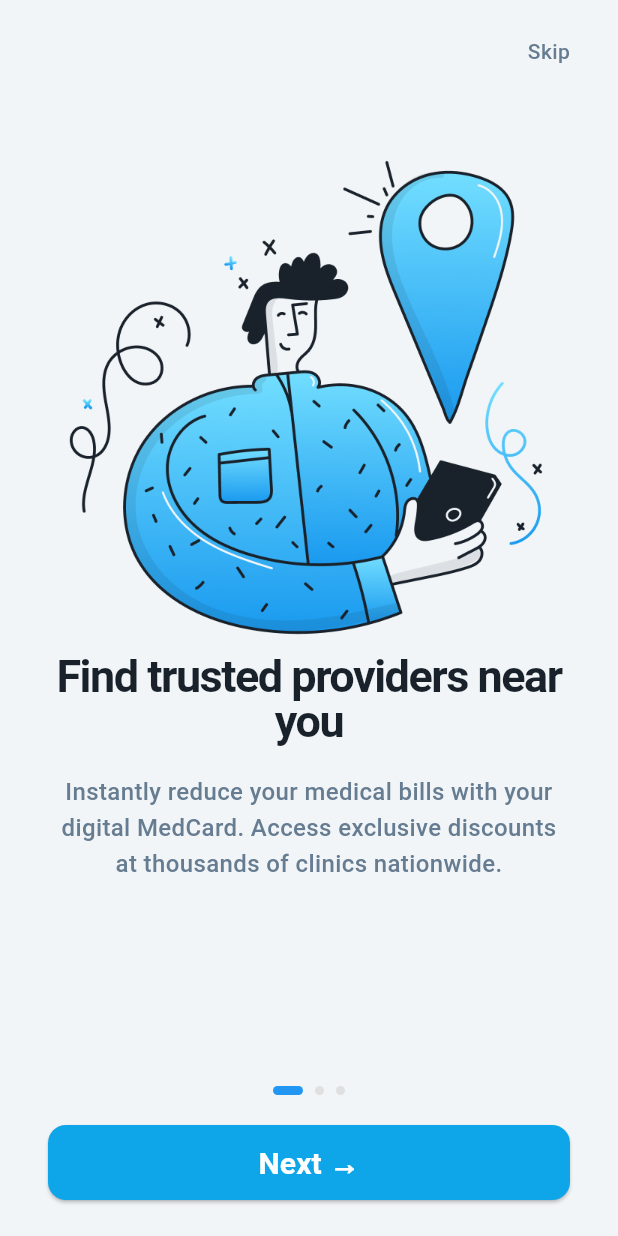
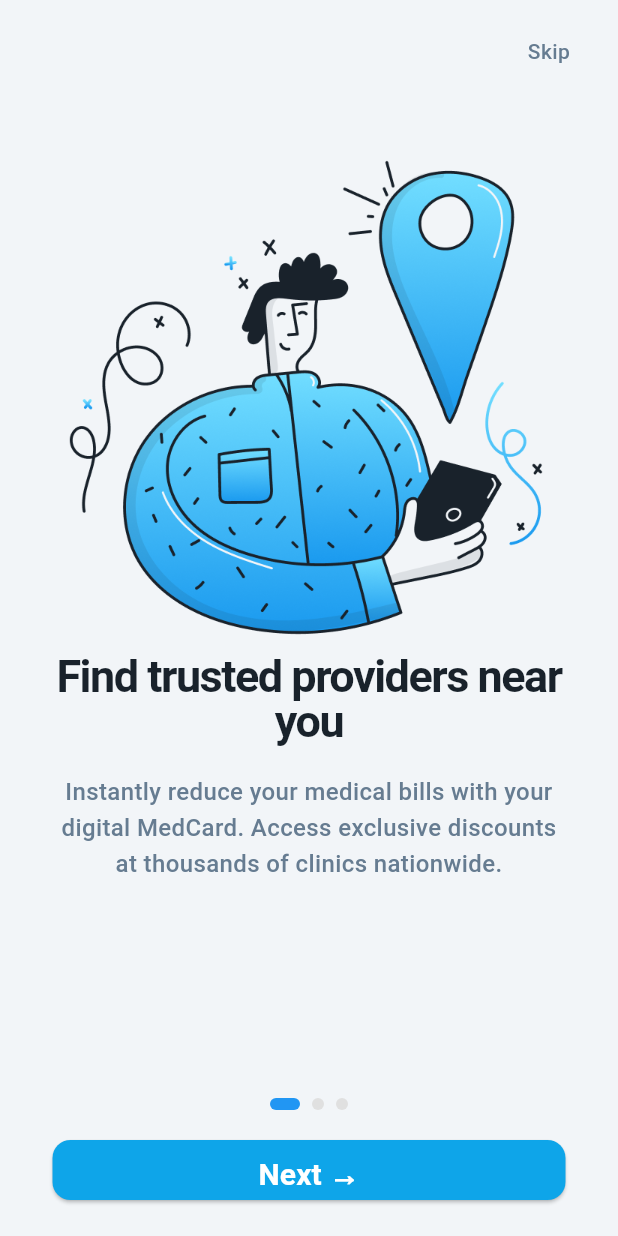
Before and after one commit to shraddhamhetre852-code/Medcard-app, a Flutter app: the Welcome2 screen opened directly, on a phone screen of 412 x 824 dp. Run offline on Flutter 3.47's test engine with Material 3 defaults, Android fonts, the phone set to English and light mode, and no system bars; Roboto replaces fonts that are missing (Geist).

Commit message:
update next button

```diff
--- a/lib/features/Dashbord/Screens/welcome2.dart
+++ b/lib/features/Dashbord/Screens/welcome2.dart
@@ -1,5 +1,4 @@
 import 'package:flutter/material.dart';
-import 'package:medcard_app/features/Dashbord/Screens/welcome3.dart';
 import 'package:medcard_app/theme/app_colors.dart';
 import 'package:medcard_app/theme/font-styles.dart';
 import 'package:medcard_app/theme/theme_ext.dart';
@@ -79,10 +78,10 @@ class Welcome2 extends StatelessWidget {
               const SizedBox(height: 20),
 
               SizedBox(
-                width: double.infinity,
-                height: 50,
+                width: 342,
+                height: 40,
                 child: ElevatedButton(
-                  onPressed: () { Navigator.push(context, MaterialPageRoute(builder: (context) => Welcome3(),
+                  onPressed: () { Navigator.push(context, MaterialPageRoute(builder: (context) => Welcome2(),
                               ),
                               );
 
@@ -113,8 +112,8 @@ class Welcome2 extends StatelessWidget {
   Widget buildDot(bool isActive) {
     return Container(
       margin: const EdgeInsets.symmetric(horizontal: 4),
-      height: 6,
-      width: isActive ? 20 : 6,
+      height: 8,
+      width: isActive ? 20 : 8,
       decoration: BoxDecoration(
         color: isActive ? Colors.blue : Colors.grey.shade300,
         borderRadius: BorderRadius.circular(10),
```
